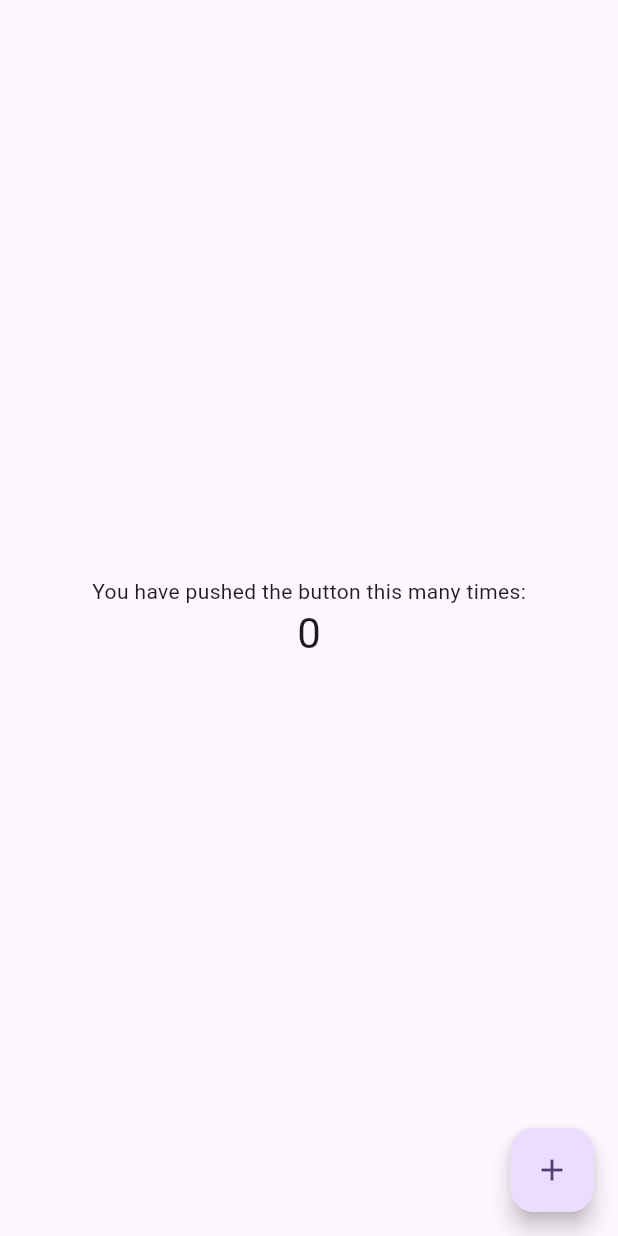
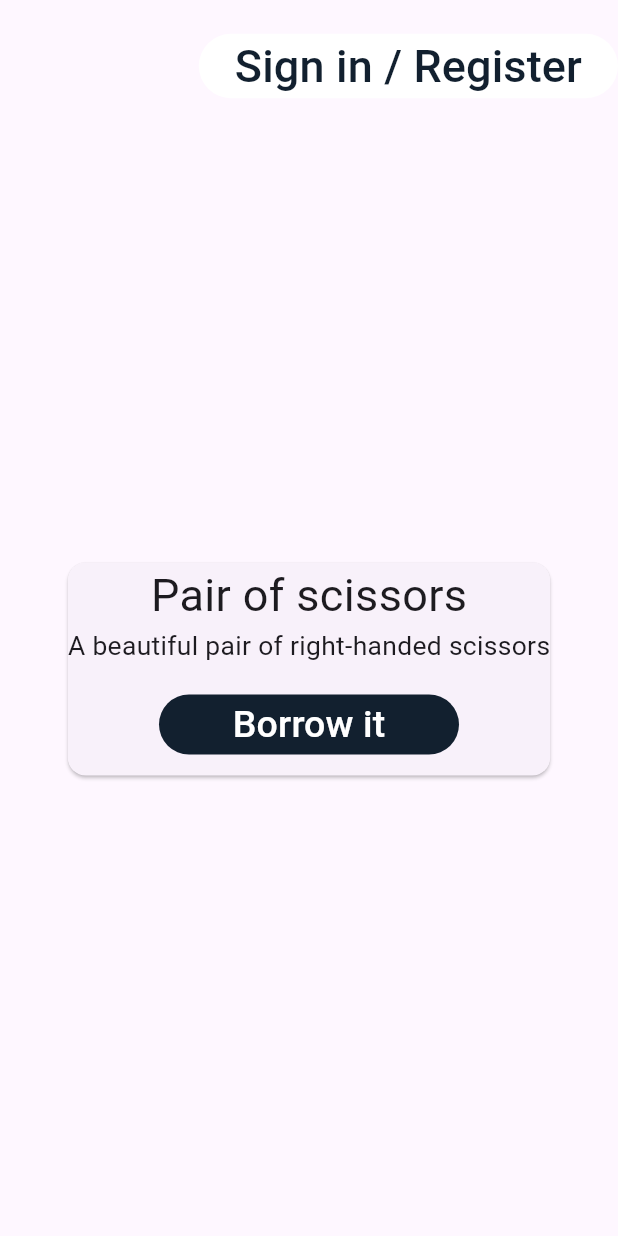
Before and after one commit to CrimsonDreamers/CSCI-S-71-Project---CommuShare, a Flutter app: the Home screen opened directly, on a phone screen of 412 x 824 dp. Run offline on Flutter 3.47's test engine with Material 3 defaults, Android fonts, the light colour scheme and no system bars; our stand-ins replace firebase_core, fluttertoast, rflutter_alert; accounts and stored records are empty; Roboto replaces fonts that are missing (poppins); statements that could not run were skipped.

Commit message:
Updated, the landing page, with one item displayed

```diff
--- a/commushare_front/lib/views/home.dart
+++ b/commushare_front/lib/views/home.dart
@@ -1,4 +1,7 @@
 import 'package:flutter/material.dart';
+import 'package:rflutter_alert/rflutter_alert.dart';
+
+import '../constant/color.dart';
 
 class Home extends StatefulWidget {
   const Home({super.key});
@@ -8,62 +11,116 @@ class Home extends StatefulWidget {
 }
 
 class _HomeState extends State<Home> {
-  int _counter = 0;
-
-  void _incrementCounter() {
-    setState(() {
-      // This call to setState tells the Flutter framework that something has
-      // changed in this State, which causes it to rerun the build method below
-      // so that the display can reflect the updated values. If we changed
-      // _counter without calling setState(), then the build method would not be
-      // called again, and so nothing would appear to happen.
-      _counter++;
-    });
-  }
-
   @override
   Widget build(BuildContext context) {
-    // This method is rerun every time setState is called, for instance as done
-    // by the _incrementCounter method above.
-    //
-    // The Flutter framework has been optimized to make rerunning build methods
-    // fast, so that you can just rebuild anything that needs updating rather
-    // than having to individually change instances of widgets.
     return Scaffold(
       body: Center(
-        // Center is a layout widget. It takes a single child and positions it
-        // in the middle of the parent.
         child: Column(
-          // Column is also a layout widget. It takes a list of children and
-          // arranges them vertically. By default, it sizes itself to fit its
-          // children horizontally, and tries to be as tall as its parent.
-          //
-          // Column has various properties to control how it sizes itself and
-          // how it positions its children. Here we use mainAxisAlignment to
-          // center the children vertically; the main axis here is the vertical
-          // axis because Columns are vertical (the cross axis would be
-          // horizontal).
-          //
-          // TRY THIS: Invoke "debug painting" (choose the "Toggle Debug Paint"
-          // action in the IDE, or press "p" in the console), to see the
-          // wireframe for each widget.
           mainAxisAlignment: MainAxisAlignment.center,
           children: <Widget>[
-            const Text(
-              'You have pushed the button this many times:',
+            Container(
+              height: 20,
             ),
-            Text(
-              '$_counter',
-              style: Theme.of(context).textTheme.headlineMedium,
+            Row(
+              mainAxisAlignment: MainAxisAlignment.end,
+              children: [
+                ElevatedButton(
+                    key: const Key("Go to Sign In"),
+                    style: ButtonStyle(
+                      backgroundColor: WidgetStateProperty.resolveWith<Color>(
+                          ((states) => Colors.white)),
+                      elevation: WidgetStateProperty.resolveWith((states) => 0),
+                    ),
+                    onPressed: () {
+                      Navigator.pushReplacementNamed(context, '/login');
+                    },
+                    child: const Row(
+                      children: [
+                        Text(
+                          "Sign in / Register",
+                          style: TextStyle(
+                            color: mainColor,
+                            fontSize: 30,
+                          ),
+                        ),
+                      ],
+                    )),
+                Container(
+                  height: 20,
+                ),
+              ],
             ),
+            Expanded(child: Container()),
+            SizedBox(
+              width: MediaQuery.of(context).size.width * 0.8,
+              height: 150,
+              child: Card(
+                child: Column(
+                  children: [
+                    const Text(
+                      "Pair of scissors",
+                      style: TextStyle(fontSize: 30),
+                    ),
+                    const FittedBox(
+                        fit: BoxFit.scaleDown,
+                        child: Text(
+                          "A beautiful pair of right-handed scissors",
+                          style: TextStyle(fontSize: 20),
+                        )),
+                    Expanded(child: Container()),
+                    SizedBox(
+                        width: 200,
+                        child: ElevatedButton(
+                          key: const Key("Borrow it"),
+                          style: ButtonStyle(
+                            backgroundColor:
+                                WidgetStateProperty.resolveWith<Color>(
+                                    ((states) => mainColor)),
+                            elevation:
+                                WidgetStateProperty.resolveWith((states) => 0),
+                          ),
+                          onPressed: () {
+                            Alert(
+                                context: context,
+                                title: "Let's grab it !",
+                                desc: "Go to Adams House, room 123 to get it",
+                                buttons: [
+                                  DialogButton(
+                                      color:
+                                          const Color.fromARGB(255, 18, 32, 47),
+                                      onPressed: () {
+                                        Navigator.pop(context);
+                                      },
+                                      child: const Text(
+                                        "Ok",
+                                        style: TextStyle(
+                                            color: Colors.white, fontSize: 20),
+                                      ))
+                                ]).show();
+                          },
+                          child: const FittedBox(
+                              fit: BoxFit.scaleDown,
+                              child: Text(
+                                "Borrow it",
+                                textAlign: TextAlign.center,
+                                style: const TextStyle(
+                                  color: Colors.white,
+                                  fontSize: 25,
+                                ),
+                              )),
+                        )),
+                    Container(
+                      height: 10,
+                    )
+                  ],
+                ),
+              ),
+            ),
+            Expanded(child: Container()),
           ],
         ),
       ),
-      floatingActionButton: FloatingActionButton(
-        onPressed: _incrementCounter,
-        tooltip: 'Increment',
-        child: const Icon(Icons.add),
-      ), // This trailing comma makes auto-formatting nicer for build methods.
+      // This trailing comma makes auto-formatting nicer for build methods.
     );
   }
 }
--- a/commushare_front/lib/views/login_wrapper.dart
+++ b/commushare_front/lib/views/login_wrapper.dart
@@ -9,7 +9,7 @@ class SplashScreenWrapper extends StatelessWidget {
 
   @override
   Widget build(BuildContext context) {
-    if (true) {
+    if (false) {
       return const Login();
     } else {
       return const Home();
--- a/commushare_front/pubspec.yaml
+++ b/commushare_front/pubspec.yaml
@@ -38,6 +38,7 @@ dependencies:
   rflutter_alert: ^2.0.7
   fluttertoast: ^8.2.6
   firebase_core: ^3.1.1
+  mockito: ^5.4.4
 
 dev_dependencies:
   flutter_test:
```
Also changed, not shown: commushare_front/lib/main.dart (+46 -0 lines), commushare_front/lib/views/login.dart (+56 -9 lines), commushare_front/pubspec.lock, 1 other file.
